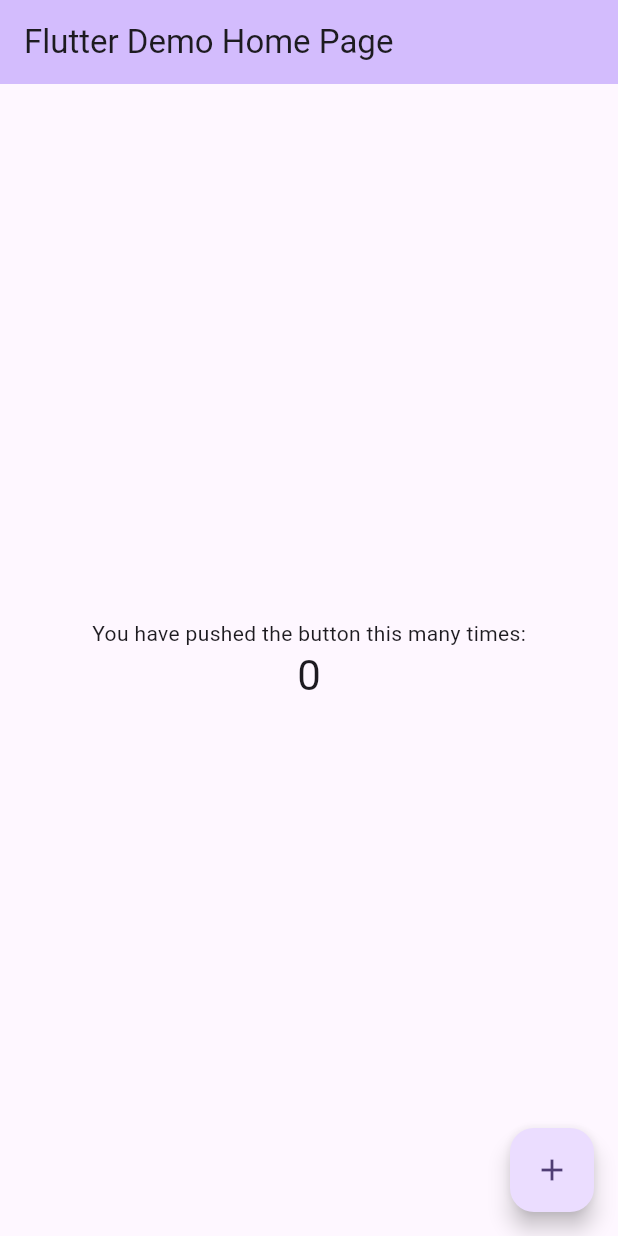
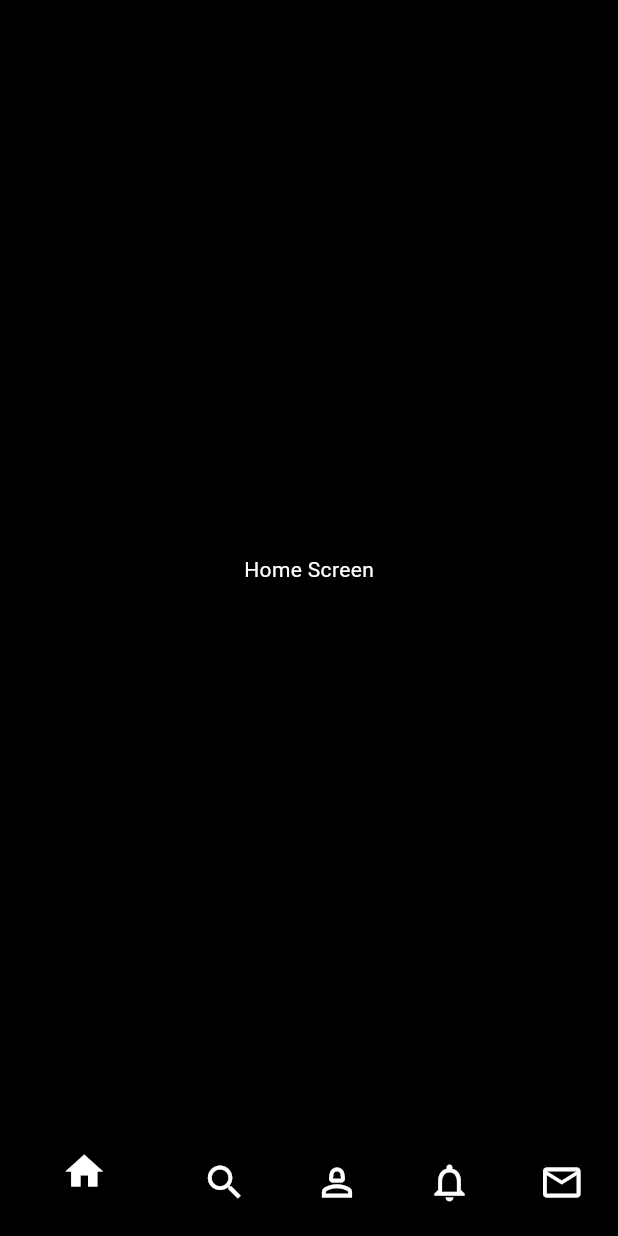
Before and after one commit to richielagito/projek_uts_mobile_progamming, a Flutter app: the screen it shows after launch, on a phone screen of 412 x 824 dp. Run offline on Flutter 3.47's test engine with Material 3 defaults, Android fonts, the phone set to English and light mode, and no system bars.

Commit message:
Membuat Navbar pada Home Screen

```diff
--- a/lib/main.dart
+++ b/lib/main.dart
@@ -1,4 +1,5 @@
 import 'package:flutter/material.dart';
+import 'package:projek_uts_mobile_progamming/screens/main_screen.dart';
 
 void main() {
   runApp(const MyApp());
@@ -11,115 +12,11 @@
   @override
   Widget build(BuildContext context) {
     return MaterialApp(
-      title: 'Flutter Demo',
-      theme: ThemeData(
-        // This is the theme of your application.
-        //
-        // TRY THIS: Try running your application with "flutter run". You'll see
-        // the application has a purple toolbar. Then, without quitting the app,
-        // try changing the seedColor in the colorScheme below to Colors.green
-        // and then invoke "hot reload" (save your changes or press the "hot
-        // reload" button in a Flutter-supported IDE, or press "r" if you used
-        // the command line to start the app).
-        //
-        // Notice that the counter didn't reset back to zero; the application
-        // state is not lost during the reload. To reset the state, use hot
-        // restart instead.
-        //
-        // This works for code too, not just values: Most code changes can be
-        // tested with just a hot reload.
-        colorScheme: ColorScheme.fromSeed(seedColor: Colors.deepPurple),
-        useMaterial3: true,
-      ),
-      home: const MyHomePage(title: 'Flutter Demo Home Page'),
-    );
+        title: 'Flutter Demo',
+        theme: ThemeData(
+          colorScheme: ColorScheme.fromSeed(seedColor: Colors.deepPurple),
+          useMaterial3: true,
+        ),
+        home: const MainScreen());
   }
 }
-
-class MyHomePage extends StatefulWidget {
-  const MyHomePage({super.key, required this.title});
-
-  // This widget is the home page of your application. It is stateful, meaning
-  // that it has a State object (defined below) that contains fields that affect
-  // how it looks.
-
-  // This class is the configuration for the state. It holds the values (in this
-  // case the title) provided by the parent (in this case the App widget) and
-  // used by the build method of the State. Fields in a Widget subclass are
-  // always marked "final".
-
-  final String title;
-
-  @override
-  State<MyHomePage> createState() => _MyHomePageState();
-}
-
-class _MyHomePageState extends State<MyHomePage> {
-  int _counter = 0;
-
-  void _incrementCounter() {
-    setState(() {
-      // This call to setState tells the Flutter framework that something has
-      // changed in this State, which causes it to rerun the build method below
-      // so that the display can reflect the updated values. If we changed
-      // _counter without calling setState(), then the build method would not be
-      // called again, and so nothing would appear to happen.
-      _counter++;
-    });
-  }
-
-  @override
-  Widget build(BuildContext context) {
-    // This method is rerun every time setState is called, for instance as done
-    // by the _incrementCounter method above.
-    //
-    // The Flutter framework has been optimized to make rerunning build methods
-    // fast, so that you can just rebuild anything that needs updating rather
-    // than having to individually change instances of widgets.
-    return Scaffold(
-      appBar: AppBar(
-        // TRY THIS: Try changing the color here to a specific color (to
-        // Colors.amber, perhaps?) and trigger a hot reload to see the AppBar
-        // change color while the other colors stay the same.
-        backgroundColor: Theme.of(context).colorScheme.inversePrimary,
-        // Here we take the value from the MyHomePage object that was created by
-        // the App.build method, and use it to set our appbar title.
-        title: Text(widget.title),
-      ),
-      body: Center(
-        // Center is a layout widget. It takes a single child and positions it
-        // in the middle of the parent.
-        child: Column(
-          // Column is also a layout widget. It takes a list of children and
-          // arranges them vertically. By default, it sizes itself to fit its
-          // children horizontally, and tries to be as tall as its parent.
-          //
-          // Column has various properties to control how it sizes itself and
-          // how it positions its children. Here we use mainAxisAlignment to
-          // center the children vertically; the main axis here is the vertical
-          // axis because Columns are vertical (the cross axis would be
-          // horizontal).
-          //
-          // TRY THIS: Invoke "debug painting" (choose the "Toggle Debug Paint"
-          // action in the IDE, or press "p" in the console), to see the
-          // wireframe for each widget.
-          mainAxisAlignment: MainAxisAlignment.center,
-          children: <Widget>[
-            const Text(
-              'You have pushed the button this many times:',
-            ),
-            Text(
-              '$_counter',
-              style: Theme.of(context).textTheme.headlineMedium,
-            ),
-          ],
-        ),
-      ),
-      floatingActionButton: FloatingActionButton(
-        onPressed: _incrementCounter,
-        tooltip: 'Increment',
-        child: const Icon(Icons.add),
-      ), // This trailing comma makes auto-formatting nicer for build methods.
-    );
-  }
-}
--- /dev/null
+++ b/lib/screens/main_screen.dart
@@ -0,0 +1,80 @@
+import 'package:flutter/material.dart';
+
+class MainScreen extends StatefulWidget {
+  const MainScreen({super.key});
+
+  @override
+  State<MainScreen> createState() => _MainScreenState();
+}
+
+class _MainScreenState extends State<MainScreen> {
+  int selectedIndex = 0;
+  static List<Widget> listOptions = <Widget>[
+    const Text(
+      'Home Screen',
+      style: TextStyle(color: Colors.white),
+    ),
+    const Text(
+      'Search Screen',
+      style: TextStyle(color: Colors.white),
+    ),
+    const Text(
+      'Profile Screen',
+      style: TextStyle(color: Colors.white),
+    ),
+    const Text(
+      'Notifications Screen',
+      style: TextStyle(color: Colors.white),
+    ),
+    const Text(
+      'Mail Screen',
+      style: TextStyle(color: Colors.white),
+    ),
+  ];
+
+  void onItemTapped(int index) {
+    setState(() {
+      selectedIndex = index;
+    });
+  }
+
+  @override
+  Widget build(BuildContext context) {
+    return Scaffold(
+        body: Scaffold(
+      backgroundColor: Colors.black,
+      body: Center(
+        child: listOptions.elementAt(selectedIndex),
+      ),
+      bottomNavigationBar: BottomNavigationBar(
+        items: const <BottomNavigationBarItem>[
+          BottomNavigationBarItem(
+              icon: Icon(Icons.home), label: '', backgroundColor: Colors.black),
+          BottomNavigationBarItem(
+              icon: Icon(Icons.search_outlined),
+              label: '',
+              backgroundColor: Colors.black),
+          BottomNavigationBarItem(
+              icon: Icon(Icons.person_2_outlined),
+              label: '',
+              backgroundColor: Colors.black),
+          BottomNavigationBarItem(
+              icon: Icon(Icons.notifications_outlined),
+              label: '',
+              backgroundColor: Colors.black),
+          BottomNavigationBarItem(
+              icon: Icon(Icons.mail_outlined),
+              label: '',
+              backgroundColor: Colors.black),
+        ],
+        backgroundColor: Colors.black,
+        unselectedItemColor: Colors.white,
+        showSelectedLabels: true,
+        iconSize: 30,
+        currentIndex: selectedIndex,
+        selectedItemColor: Colors.white,
+        onTap: onItemTapped,
+      ),
+    ));
+  }
+}
--- a/pubspec.yaml
+++ b/pubspec.yaml
@@ -19,7 +19,7 @@ publish_to: 'none' # Remove this line if you wish to publish to pub.dev
 version: 1.0.0+1
 
 environment:
-  sdk: ^3.5.1
+  sdk: ^3.5.0
 
 # Dependencies specify other packages that your package needs in order to work.
 # To automatically upgrade your package dependencies to the latest versions
```
